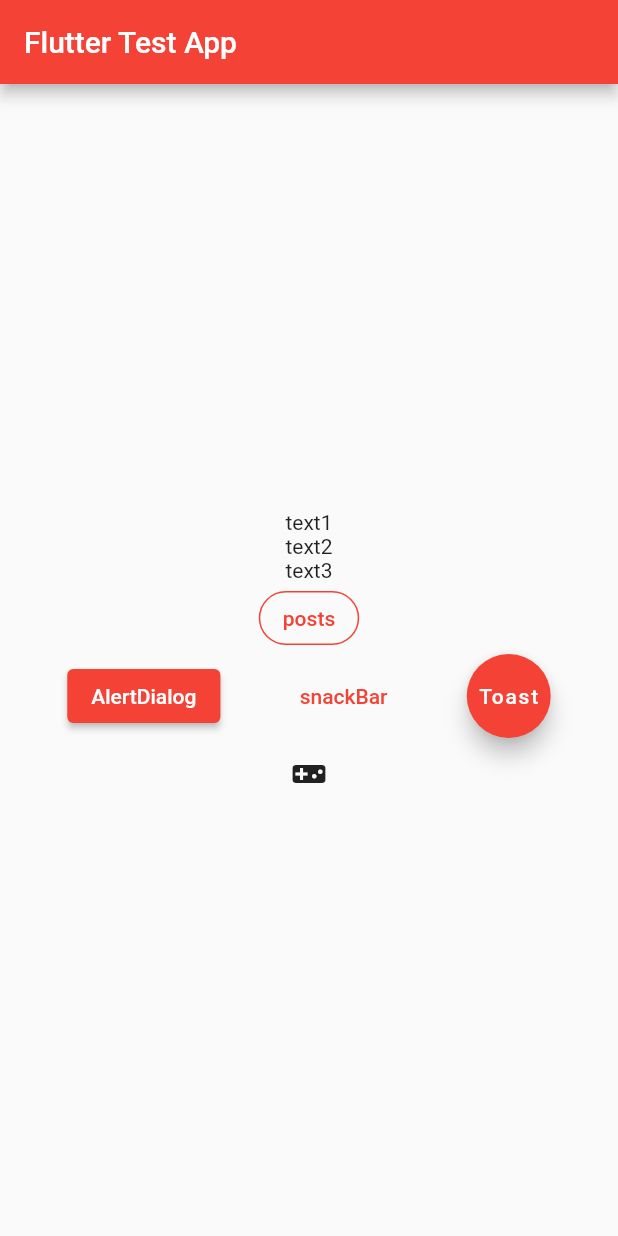
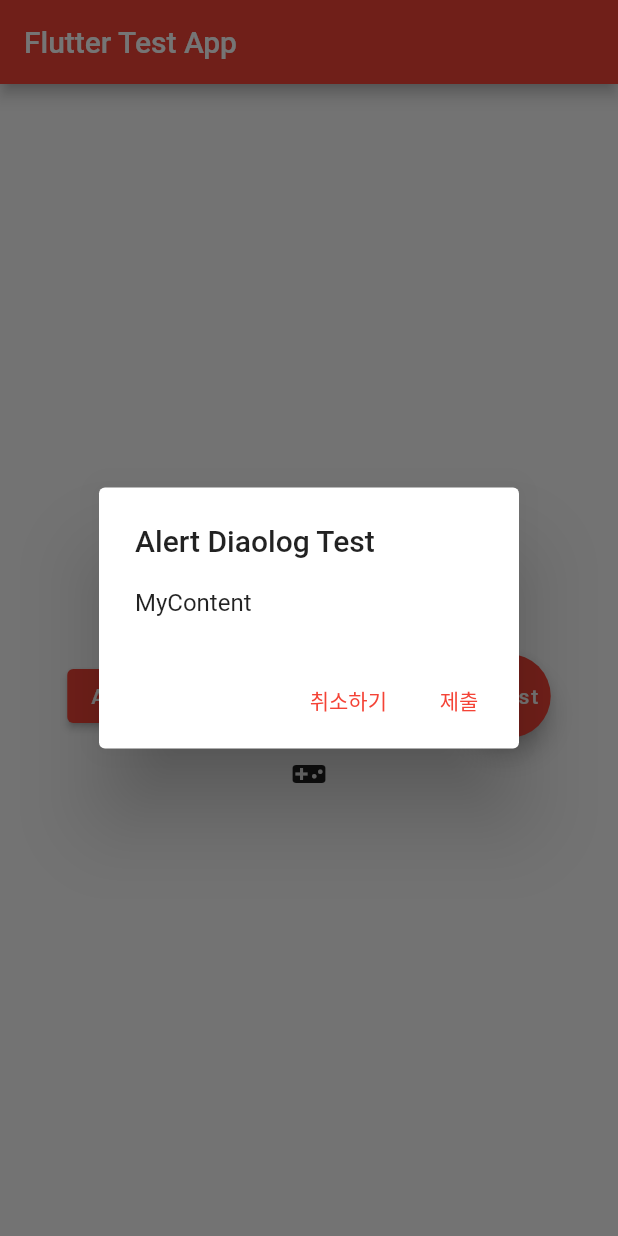
Before and after one commit to Limseongyun/e4net20210420flutter_1, a Flutter app: the MyStateless screen opened directly, after a tap on "AlertDialog", on a phone screen of 412 x 824 dp. Run offline on Flutter 3.47's test engine with Material 2 defaults, Android fonts, the phone set to English and light mode, and no system bars.

Commit message:
alert Dialog

```diff
--- a/lib/learn_flutter/main.dart
+++ b/lib/learn_flutter/main.dart
@@ -60,7 +60,33 @@ class MyStateless extends StatelessWidget {
                 mainAxisAlignment: MainAxisAlignment.spaceEvenly,
                 children: [
                   ElevatedButton(
-                      onPressed: (){},
+                      onPressed: () async {
+                        var res = await showDialog(
+                          barrierDismissible: false,
+                          context: context,
+                          builder: (context) {
+                            return AlertDialog(
+                              title: Text('Alert Diaolog Test'),
+                              content: Text('MyContent'),
+                              actions: [
+                                TextButton(
+                                    onPressed: (){
+                                      Navigator.pop(context);
+                                    },
+                                    child: Text('취소하기')
+                                ),
+                                TextButton(
+                                    onPressed: (){
+                                      Navigator.pop(context,'Result');
+                                    },
+                                    child: Text('제출')
+                                )
+                              ],
+                            );
+                        },
+                        );
+                        print('Alert Dialog 결과값 : $res');
+                      },
                       child: Text('AlertDialog'),
                   ),
                   TextButton(
```
